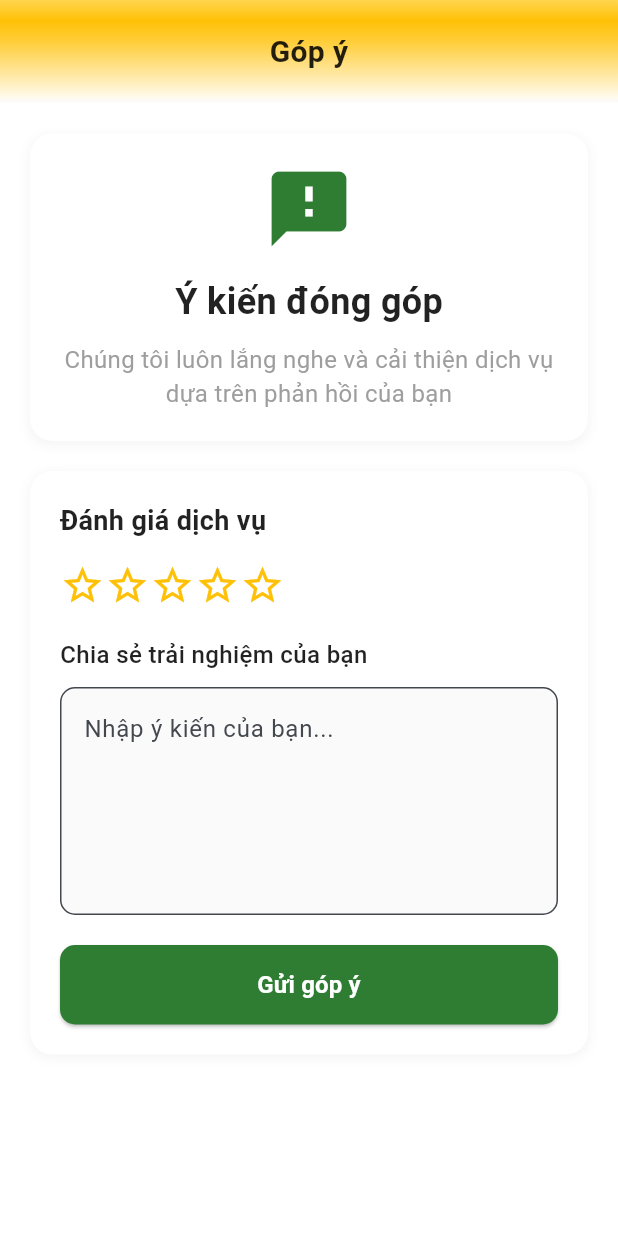
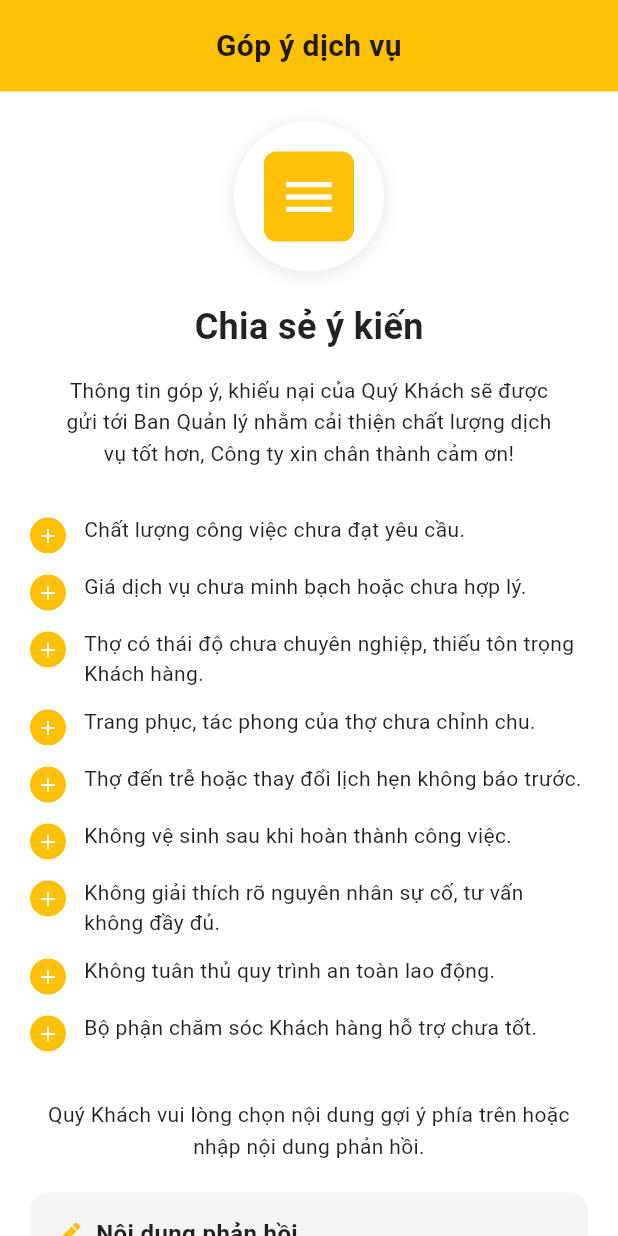
Before and after one commit to tuanpham2xx3/fix4home_mobile, a Flutter app: the FeedbackScreen screen opened directly, on a phone screen of 412 x 824 dp. Run offline on Flutter 3.47's test engine with Material 3 defaults, Android fonts, the phone set to English and light mode, and no system bars; our stand-ins replace app_links, device_info_plus, dio, flutter_riverpod, flutter_secure_storage, flutter_svg and 4 more; accounts and stored records are empty.

Commit message:
update feedback screen

```diff
--- a/lib/features/home/presentation/feedback_screen.dart
+++ b/lib/features/home/presentation/feedback_screen.dart
@@ -1,7 +1,69 @@
 import 'package:flutter/material.dart';
 
-class FeedbackScreen extends StatelessWidget {
+class FeedbackScreen extends StatefulWidget {
   const FeedbackScreen({super.key});
+
+  @override
+  State<FeedbackScreen> createState() => _FeedbackScreenState();
+}
+
+class _FeedbackScreenState extends State<FeedbackScreen> {
+  final TextEditingController _feedbackController = TextEditingController();
+  final Set<int> _selectedOptions = {};
+
+  final List<String> _feedbackOptions = [
+    'Chất lượng công việc chưa đạt yêu cầu.',
+    'Giá dịch vụ chưa minh bạch hoặc chưa hợp lý.',
+    'Thợ có thái độ chưa chuyên nghiệp, thiếu tôn trọng Khách hàng.',
+    'Trang phục, tác phong của thợ chưa chỉnh chu.',
+    'Thợ đến trễ hoặc thay đổi lịch hẹn không báo trước.',
+    'Không vệ sinh sau khi hoàn thành công việc.',
+    'Không giải thích rõ nguyên nhân sự cố, tư vấn không đầy đủ.',
+    'Không tuân thủ quy trình an toàn lao động.',
+    'Bộ phận chăm sóc Khách hàng hỗ trợ chưa tốt.',
+  ];
+
+  @override
+  void dispose() {
+    _feedbackController.dispose();
+    super.dispose();
+  }
+
+  void _toggleOption(int index) {
+    setState(() {
+      if (_selectedOptions.contains(index)) {
+        _selectedOptions.remove(index);
+      } else {
+        _selectedOptions.add(index);
+      }
+    });
+  }
+
+  void _submitFeedback() {
+    if (_selectedOptions.isEmpty && _feedbackController.text.trim().isEmpty) {
+      ScaffoldMessenger.of(context).showSnackBar(
+        const SnackBar(
+          content: Text('Vui lòng chọn hoặc nhập nội dung phản hồi.'),
+          backgroundColor: Colors.orange,
+        ),
+      );
+      return;
+    }
+
+    // Handle feedback submission
+    ScaffoldMessenger.of(context).showSnackBar(
+      const SnackBar(
+        content: Text('Cảm ơn bạn đã gửi phản hồi!'),
+        backgroundColor: Color(0xFFFFC107),
+      ),
+    );
+
+    // Clear form
+    setState(() {
+      _selectedOptions.clear();
+      _feedbackController.clear();
+    });
+  }
 
   @override
   Widget build(BuildContext context) {
@@ -10,29 +72,15 @@ class FeedbackScreen extends StatelessWidget {
       body: SafeArea(
         child: Column(
           children: [
-            // Yellow gradient header
+            // Yellow banner header
             Container(
               width: double.infinity,
-              padding: const EdgeInsets.only(top: 20, bottom: 20),
+              padding: const EdgeInsets.symmetric(vertical: 16),
               decoration: const BoxDecoration(
-                gradient: LinearGradient(
-                  begin: Alignment.topCenter,
-                  end: Alignment.bottomCenter,
-                  colors: [
-                    Color(0xFFFFD54F),
-                    Color(0xFFFFC107),
-                    Color(0xCCFFC107),
-                    Color(0x99FFC107),
-                    Color(0x66FFC107),
-                    Color(0x33FFC107),
-                    Color(0x10FFC107),
-                    Colors.transparent,
-                  ],
-                  stops: [0.0, 0.2, 0.4, 0.55, 0.7, 0.85, 0.95, 1.0],
-                ),
+                color: Color(0xFFFFC107),
               ),
               child: const Text(
-                'Góp ý',
+                'Góp ý dịch vụ',
                 style: TextStyle(
                   fontSize: 20,
                   fontWeight: FontWeight.bold,
@@ -46,155 +94,212 @@ class FeedbackScreen extends StatelessWidget {
               child: SingleChildScrollView(
                 padding: const EdgeInsets.all(20),
                 child: Column(
-          crossAxisAlignment: CrossAxisAlignment.start,
+                  crossAxisAlignment: CrossAxisAlignment.center,
                   children: [
+                    // Icon circle
                     Container(
-              padding: const EdgeInsets.all(20),
+                      width: 100,
+                      height: 100,
                       decoration: BoxDecoration(
                         color: Colors.white,
-                borderRadius: BorderRadius.circular(15),
+                        shape: BoxShape.circle,
                         boxShadow: [
                           BoxShadow(
-                    color: Colors.grey.withValues(alpha: 0.1),
-                    spreadRadius: 1,
-                    blurRadius: 5,
+                            color: Colors.grey.withValues(alpha: 0.2),
+                            spreadRadius: 2,
+                            blurRadius: 8,
                             offset: const Offset(0, 2),
                           ),
                         ],
                       ),
-              child: const Column(
-                children: [
-                  Icon(
-                    Icons.feedback,
-                    size: 60,
-                    color: Color(0xFF2E7D32),
+                      child: Container(
+                        margin: const EdgeInsets.all(20),
+                        decoration: BoxDecoration(
+                          color: const Color(0xFFFFC107),
+                          borderRadius: BorderRadius.circular(8),
                         ),
-                  SizedBox(height: 15),
-                  Text(
-                    'Ý kiến đóng góp',
+                        child: const Icon(
+                          Icons.menu,
+                          color: Colors.white,
+                          size: 40,
+                        ),
+                      ),
+                    ),
+                    const SizedBox(height: 20),
+                    // Title
+                    const Text(
+                      'Chia sẻ ý kiến',
                       style: TextStyle(
                         fontSize: 24,
                         fontWeight: FontWeight.bold,
                         color: Colors.black87,
                       ),
                     ),
-                  SizedBox(height: 10),
-                  Text(
-                    'Chúng tôi luôn lắng nghe và cải thiện dịch vụ dựa trên phản hồi của bạn',
+                    const SizedBox(height: 15),
+                    // Description
+                    const Padding(
+                      padding: EdgeInsets.symmetric(horizontal: 20),
+                      child: Text(
+                        'Thông tin góp ý, khiếu nại của Quý Khách sẽ được gửi tới Ban Quản lý nhằm cải thiện chất lượng dịch vụ tốt hơn, Công ty xin chân thành cảm ơn!',
                         style: TextStyle(
-                      fontSize: 16,
-                      color: Colors.grey,
+                          fontSize: 14,
+                          color: Colors.black87,
+                          height: 1.5,
                         ),
                         textAlign: TextAlign.center,
                       ),
-                ],
+                    ),
+                    const SizedBox(height: 30),
+                    // Feedback options list
+                    ...List.generate(_feedbackOptions.length, (index) {
+                      final isSelected = _selectedOptions.contains(index);
+                      return Padding(
+                        padding: const EdgeInsets.only(bottom: 12),
+                        child: InkWell(
+                          onTap: () => _toggleOption(index),
+                          child: Row(
+                            crossAxisAlignment: CrossAxisAlignment.start,
+                            children: [
+                              Container(
+                                width: 24,
+                                height: 24,
+                                margin: const EdgeInsets.only(top: 2, right: 12),
+                                decoration: BoxDecoration(
+                                  color: isSelected
+                                      ? const Color(0xFFFFC107)
+                                      : const Color(0xFFFFC107),
+                                  shape: BoxShape.circle,
+                                ),
+                                child: Icon(
+                                  isSelected ? Icons.check : Icons.add,
+                                  color: Colors.white,
+                                  size: 16,
                                 ),
                               ),
-
-            const SizedBox(height: 20),
-
-            // Feedback Form
-            Container(
-              padding: const EdgeInsets.all(20),
-              decoration: BoxDecoration(
-                color: Colors.white,
-                borderRadius: BorderRadius.circular(15),
-                boxShadow: [
-                  BoxShadow(
-                    color: Colors.grey.withValues(alpha: 0.1),
-                    spreadRadius: 1,
-                    blurRadius: 5,
-                    offset: const Offset(0, 2),
-                  ),
-                ],
-              ),
-              child: Column(
-                crossAxisAlignment: CrossAxisAlignment.start,
-                children: [
-                  const Text(
-                    'Đánh giá dịch vụ',
+                              Expanded(
+                                child: Text(
+                                  _feedbackOptions[index],
                                   style: TextStyle(
-                      fontSize: 18,
-                      fontWeight: FontWeight.bold,
+                                    fontSize: 14,
                                     color: Colors.black87,
-                    ),
-                  ),
-                  const SizedBox(height: 15),
-
-                  // Rating Stars
-                  Row(
-                    children: List.generate(5, (index) {
-                      return const Icon(
-                        Icons.star_outline,
-                        color: Colors.amber,
-                        size: 30,
-                      );
-                    }),
-                  ),
-
-                  const SizedBox(height: 20),
-
-                  // Feedback Text Field
-                  const Text(
-                    'Chia sẻ trải nghiệm của bạn',
-                    style: TextStyle(
-                      fontSize: 16,
-                      fontWeight: FontWeight.w500,
-                      color: Colors.black87,
-                    ),
-                  ),
-                  const SizedBox(height: 10),
-
-                  TextField(
-                    maxLines: 5,
-                    decoration: InputDecoration(
-                      hintText: 'Nhập ý kiến của bạn...',
-                      border: OutlineInputBorder(
-                        borderRadius: BorderRadius.circular(10),
-                        borderSide: BorderSide(color: Colors.grey.shade300),
-                      ),
-                      focusedBorder: OutlineInputBorder(
-                        borderRadius: BorderRadius.circular(10),
-                        borderSide: const BorderSide(color: Color(0xFF2E7D32)),
-                      ),
-                    ),
-                  ),
-
-                  const SizedBox(height: 20),
-
-                  // Submit Button
-                  SizedBox(
-                    width: double.infinity,
-                    child: ElevatedButton(
-                      onPressed: () {
-                        // Handle feedback submission
-                        ScaffoldMessenger.of(context).showSnackBar(
-                          const SnackBar(
-                            content: Text('Cảm ơn bạn đã gửi phản hồi!'),
-                            backgroundColor: Color(0xFF2E7D32),
-                          ),
-                        );
-                      },
-                      style: ElevatedButton.styleFrom(
-                        backgroundColor: const Color(0xFF2E7D32),
-                        padding: const EdgeInsets.symmetric(vertical: 15),
-                        shape: RoundedRectangleBorder(
-                          borderRadius: BorderRadius.circular(10),
-                        ),
-                      ),
-                      child: const Text(
-                        'Gửi góp ý',
-                        style: TextStyle(
-                          fontSize: 16,
-                          fontWeight: FontWeight.bold,
-                          color: Colors.white,
-                        ),
+                                    fontWeight: isSelected
+                                        ? FontWeight.w500
+                                        : FontWeight.normal,
                                   ),
                                 ),
                               ),
                             ],
                           ),
                         ),
+                      );
+                    }),
+                    const SizedBox(height: 20),
+                    // Instructional text
+                    const Padding(
+                      padding: EdgeInsets.symmetric(horizontal: 10),
+                      child: Text(
+                        'Quý Khách vui lòng chọn nội dung gợi ý phía trên hoặc nhập nội dung phản hồi.',
+                        style: TextStyle(
+                          fontSize: 14,
+                          color: Colors.black87,
+                          height: 1.5,
+                        ),
+                        textAlign: TextAlign.center,
+                      ),
+                    ),
+                    const SizedBox(height: 20),
+                    // Feedback input section
+                    Container(
+                      padding: const EdgeInsets.all(16),
+                      decoration: BoxDecoration(
+                        color: Colors.grey.shade100,
+                        borderRadius: BorderRadius.circular(12),
+                      ),
+                      child: Column(
+                        crossAxisAlignment: CrossAxisAlignment.start,
+                        children: [
+                          Row(
+                            children: [
+                              const Icon(
+                                Icons.edit,
+                                color: Color(0xFFFFC107),
+                                size: 20,
+                              ),
+                              const SizedBox(width: 8),
+                              const Text(
+                                'Nội dung phản hồi',
+                                style: TextStyle(
+                                  fontSize: 16,
+                                  fontWeight: FontWeight.bold,
+                                  color: Colors.black87,
+                                ),
+                              ),
+                            ],
+                          ),
+                          const SizedBox(height: 12),
+                          TextField(
+                            controller: _feedbackController,
+                            maxLines: 6,
+                            decoration: InputDecoration(
+                              hintText:
+                                  'Vui lòng chia sẻ ý kiến của Quý Khách về chất lượng dịch vụ, giá cả, quy trình làm việc, thái độ của thợ hoặc bất kỳ góp ý nào để chúng tôi cải thiện...',
+                              hintStyle: TextStyle(
+                                fontSize: 14,
+                                color: Colors.grey.shade600,
+                                height: 1.5,
+                              ),
+                              border: OutlineInputBorder(
+                                borderRadius: BorderRadius.circular(8),
+                                borderSide: BorderSide(
+                                  color: Colors.grey.shade300,
+                                ),
+                              ),
+                              enabledBorder: OutlineInputBorder(
+                                borderRadius: BorderRadius.circular(8),
+                                borderSide: BorderSide(
+                                  color: Colors.grey.shade300,
+                                ),
+                              ),
+                              focusedBorder: OutlineInputBorder(
+                                borderRadius: BorderRadius.circular(8),
+                                borderSide: const BorderSide(
+                                  color: Color(0xFFFFC107),
+                                  width: 2,
+                                ),
+                              ),
+                              filled: true,
+                              fillColor: Colors.white,
+                              contentPadding: const EdgeInsets.all(12),
+                            ),
+                          ),
+                        ],
+                      ),
+                    ),
+                    const SizedBox(height: 30),
+                    // Submit button
+                    SizedBox(
+                      width: double.infinity,
+                      child: ElevatedButton(
+                        onPressed: _submitFeedback,
+                        style: ElevatedButton.styleFrom(
+                          backgroundColor: Colors.grey.shade300,
+                          padding: const EdgeInsets.symmetric(vertical: 16),
+                          shape: RoundedRectangleBorder(
+                            borderRadius: BorderRadius.circular(10),
+                          ),
+                          elevation: 0,
+                        ),
+                        child: const Text(
+                          'Gửi phản hồi',
+                          style: TextStyle(
+                            fontSize: 16,
+                            fontWeight: FontWeight.bold,
+                            color: Colors.black87,
+                          ),
+                        ),
+                      ),
+                    ),
+                    const SizedBox(height: 20),
                   ],
                 ),
               ),
```
Lines whose indentation alone changed are shown as unchanged.
